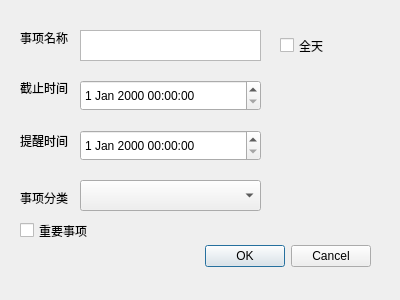
Qt form dialog.ui (lcclcc233/Qtodo) before a commit.
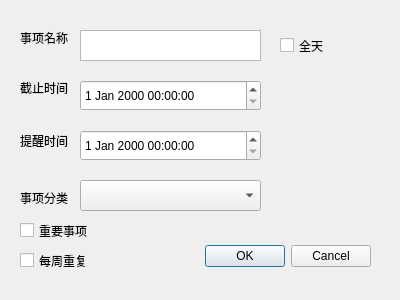
The same form after that commit.

Patch:
```diff
--- a/dialog.ui
+++ b/dialog.ui
@@ -147,6 +147,19 @@
     <string>事项分类</string>
    </property>
   </widget>
+  <widget class="QCheckBox" name="week_checkBox">
+   <property name="geometry">
+    <rect>
+     <x>20</x>
+     <y>250</y>
+     <width>81</width>
+     <height>21</height>
+    </rect>
+   </property>
+   <property name="text">
+    <string>每周重复</string>
+   </property>
+  </widget>
  </widget>
  <resources/>
  <connections>
```
